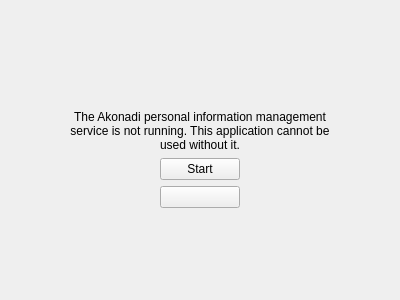
Old version of the form src/widgets/erroroverlay.ui in the repository KDE/akonadi.
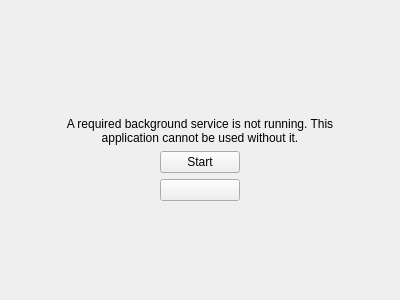
New version of the form.

Commit message:
Remove Akonadi branding from the error overlay
Use "A required background service" instead

```diff
--- a/src/widgets/erroroverlay.ui
+++ b/src/widgets/erroroverlay.ui
@@ -68,7 +68,7 @@
             </size>
            </property>
            <property name="text">
-            <string>The Akonadi personal information management service is not running. This application cannot be used without it.</string>
+            <string>A required background service is not running. This application cannot be used without it.</string>
            </property>
            <property name="alignment">
             <set>Qt::AlignCenter</set>
```
Left out of the diff: 6 changed lines with no effect on the pictures. The commit also changes 1 other file.
